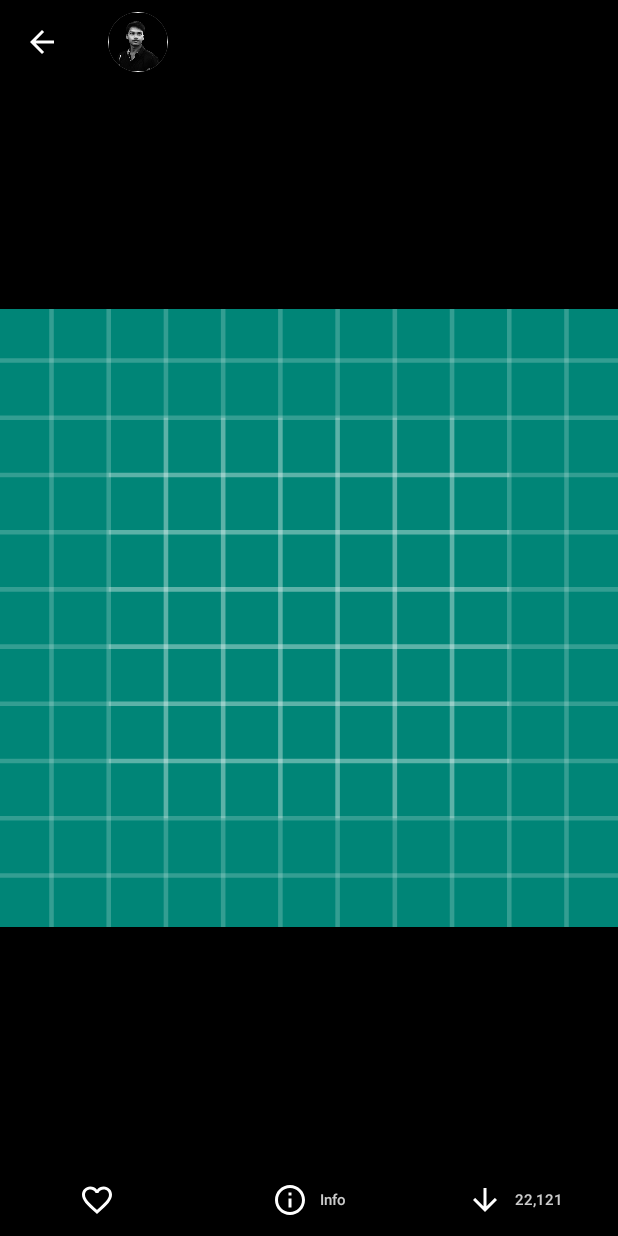
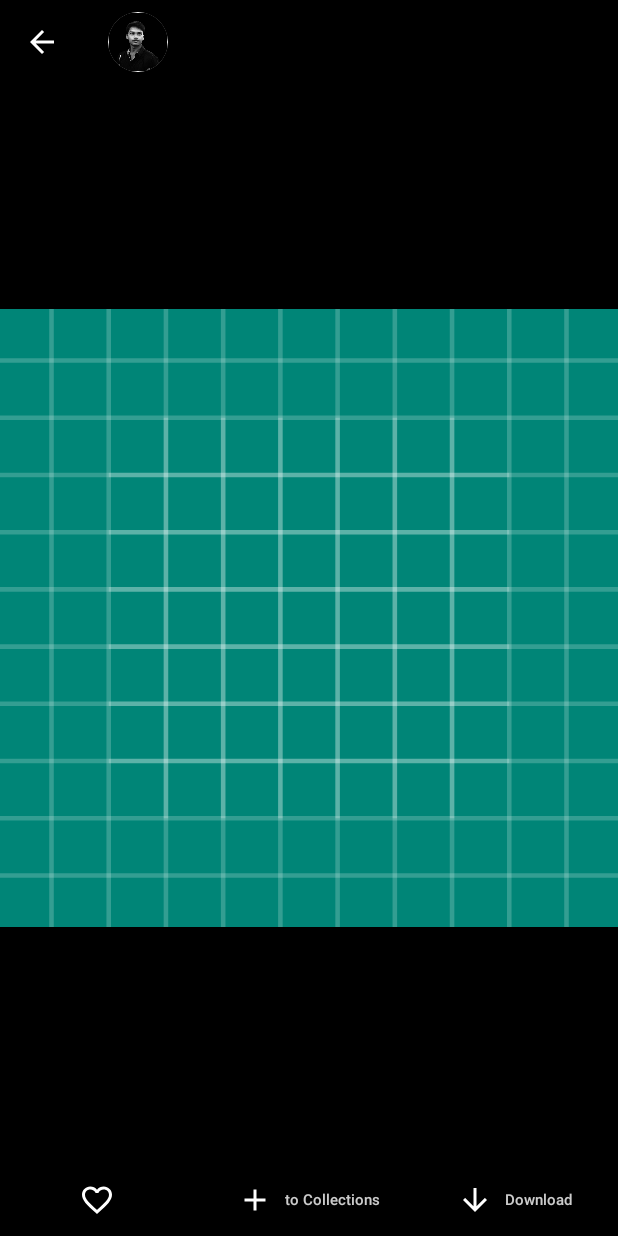
Before and after one commit to RahulKraken/project-unsplash, an Android app: the ImageViewer screen opened directly, with no data from a screen before it, on a phone screen of 412 x 824 dp. Run offline under Robolectric (Android 15) with nearby library versions, the phone set to English and light mode, and no system bars; our stand-ins replace Volley; network calls fail; pictures from the network do not load; 5 statements that could not run were skipped.

Commit message:
minor fixes in image Viewer layout

```diff
--- a/app/src/main/res/layout/activity_image_viewer.xml
+++ b/app/src/main/res/layout/activity_image_viewer.xml
@@ -27,6 +27,7 @@
     <LinearLayout
         android:orientation="horizontal"
         android:layout_gravity="bottom"
+        android:background="#33000000"
         android:layout_width="match_parent"
         android:layout_height="48dp">
 
@@ -70,14 +71,14 @@
             android:layout_height="wrap_content">
 
             <ImageView
-                android:src="@mipmap/ic_info_light"
+                android:src="@mipmap/ic_add_dark"
                 android:contentDescription="@string/image_view_content_desc"
                 android:scaleType="fitCenter"
                 android:layout_width="wrap_content"
                 android:layout_height="wrap_content" />
 
             <TextView
-                android:text="Info"
+                android:text="@string/to_collections_action_btn_label"
                 style="@style/actionTextStyle"
                 android:textColor="@color/md_white_1000"
                 android:alpha="0.8"
@@ -106,7 +107,7 @@
                 android:layout_height="wrap_content" />
 
             <TextView
-                android:text="22,121"
+                android:text="@string/download_action_btn_label"
                 style="@style/actionTextStyle"
                 android:textColor="@color/md_white_1000"
                 android:alpha="0.8"
--- a/app/src/main/res/layout/app_bar_image.xml
+++ b/app/src/main/res/layout/app_bar_image.xml
@@ -10,7 +10,7 @@
         android:layout_width="0dp"
         android:layout_height="wrap_content"
         android:theme="@style/AppTheme.AppBarOverlay"
-        android:background="@android:color/transparent"
+        android:background="#33000000"
         app:layout_constraintEnd_toEndOf="parent"
         app:layout_constraintStart_toStartOf="parent"
         app:layout_constraintTop_toTopOf="parent">
@@ -50,7 +50,7 @@
 
                 <LinearLayout
                     android:orientation="vertical"
-                    android:layout_marginStart="8dp"
+                    android:layout_marginStart="16dp"
                     android:layout_width="wrap_content"
                     android:layout_height="wrap_content"
                     app:layout_constraintStart_toEndOf="@id/container_profile_image"
@@ -63,9 +63,11 @@
                         style="@style/titleStyle"
                         android:textColor="@color/md_white_1000"
                         android:shadowColor="@color/md_grey_500"
+                        android:maxLines="1"
                         android:shadowDx="0"
                         android:shadowDy="1"
                         android:shadowRadius="2"
+                        android:maxWidth="240dp"
                         android:layout_width="wrap_content"
                         android:layout_height="wrap_content" />
 
@@ -74,9 +76,11 @@
                         style="@style/subtitleStyle"
                         android:textColor="@color/md_white_1000"
                         android:shadowColor="@color/md_grey_500"
+                        android:maxLines="1"
                         android:shadowDx="0"
                         android:shadowDy="1"
                         android:shadowRadius="2"
+                        android:maxWidth="240dp"
                         android:layout_width="wrap_content"
                         android:layout_height="wrap_content" />
 
--- a/app/src/main/res/values/strings.xml
+++ b/app/src/main/res/values/strings.xml
@@ -47,4 +47,6 @@
     <string name="order_by_param_transaction_key">ORDER_BY</string>
     <string name="access_token_shared_preferences">ACCESS_TOKEN_PREFERENCES</string>
     <string name="access_token_storage_key">ACCESS_TOKEN</string>
+    <string name="download_action_btn_label">Download</string>
+    <string name="to_collections_action_btn_label">to Collections</string>
 </resources>
```
